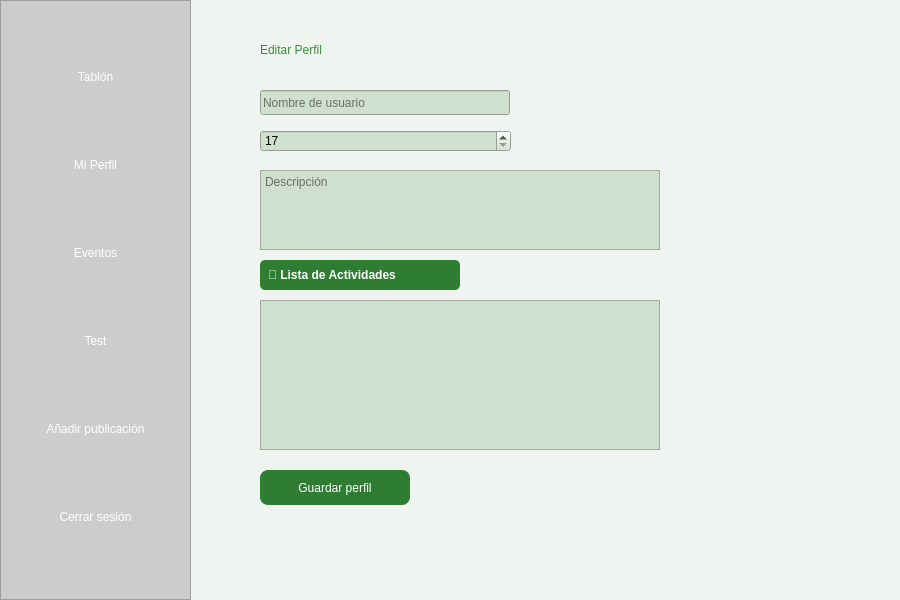
Above: src/vista/Ui/EditarPerfil2.ui from encinaa/LodzConnect before the change. Below: the same form after it.
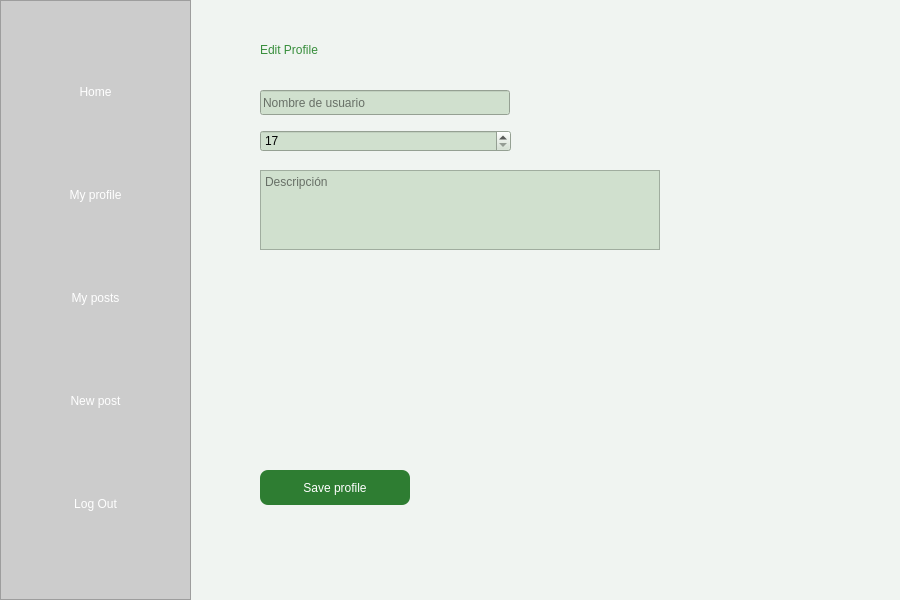
That is the form after the change. Icons and pictures are not drawn.

Diff of the .ui file:
```diff
--- a/src/vista/Ui/EditarPerfil2.ui
+++ b/src/vista/Ui/EditarPerfil2.ui
@@ -59,7 +59,7 @@
       }</string>
        </property>
        <property name="text">
-        <string>Tablón</string>
+        <string>Home</string>
        </property>
       </widget>
      </item>
@@ -71,7 +71,7 @@
       }</string>
        </property>
        <property name="text">
-        <string>Mi Perfil</string>
+        <string>My profile</string>
        </property>
       </widget>
      </item>
@@ -83,20 +83,7 @@
       }</string>
        </property>
        <property name="text">
-        <string>Eventos</string>
-       </property>
-      </widget>
-     </item>
-     <item>
-      <widget class="QPushButton" name="BotonTest">
-       <property name="styleSheet">
-        <string notr="true">
-      QPushButton:hover {
-        background-color: #388e3c;
-      }</string>
-       </property>
-       <property name="text">
-        <string>Test</string>
+        <string>My posts</string>
        </property>
       </widget>
      </item>
@@ -108,7 +95,7 @@
       }</string>
        </property>
        <property name="text">
-        <string>Añadir publicación</string>
+        <string>New post</string>
        </property>
       </widget>
      </item>
@@ -120,7 +107,7 @@
       }</string>
        </property>
        <property name="text">
-        <string>Cerrar sesión</string>
+        <string>Log Out</string>
        </property>
       </widget>
      </item>
@@ -139,7 +126,7 @@
      <string notr="true">font: 18pt &quot;Century&quot;; color: #388e3c;</string>
     </property>
     <property name="text">
-     <string>Editar Perfil</string>
+     <string>Edit Profile</string>
     </property>
    </widget>
    <widget class="QLineEdit" name="EditarUsuario">
@@ -174,35 +161,6 @@
      <string>Descripción</string>
     </property>
    </widget>
-   <widget class="QLabel" name="labelActividades">
-    <property name="geometry">
-     <rect>
-      <x>260</x>
-      <y>260</y>
-      <width>200</width>
-      <height>30</height>
-     </rect>
-    </property>
-    <property name="styleSheet">
-     <string notr="true">background-color: #2e7d32; color: white; font-weight: bold; padding: 5px; border-radius: 5px;</string>
-    </property>
-    <property name="text">
-     <string>📝 Lista de Actividades</string>
-    </property>
-   </widget>
-   <widget class="QTextEdit" name="EditarActividades">
-    <property name="geometry">
-     <rect>
-      <x>260</x>
-      <y>300</y>
-      <width>400</width>
-      <height>150</height>
-     </rect>
-    </property>
-    <property name="styleSheet">
-     <string notr="true">background-color: #d0e0ce;</string>
-    </property>
-   </widget>
    <widget class="QPushButton" name="BotonGuardarPerfil">
     <property name="geometry">
      <rect>
@@ -213,7 +171,7 @@
      </rect>
     </property>
     <property name="text">
-     <string>Guardar perfil</string>
+     <string>Save profile</string>
     </property>
    </widget>
    <widget class="QSpinBox" name="EditarEdad">
```
Left out of the diff: 3 changed lines with no effect on the pictures.
